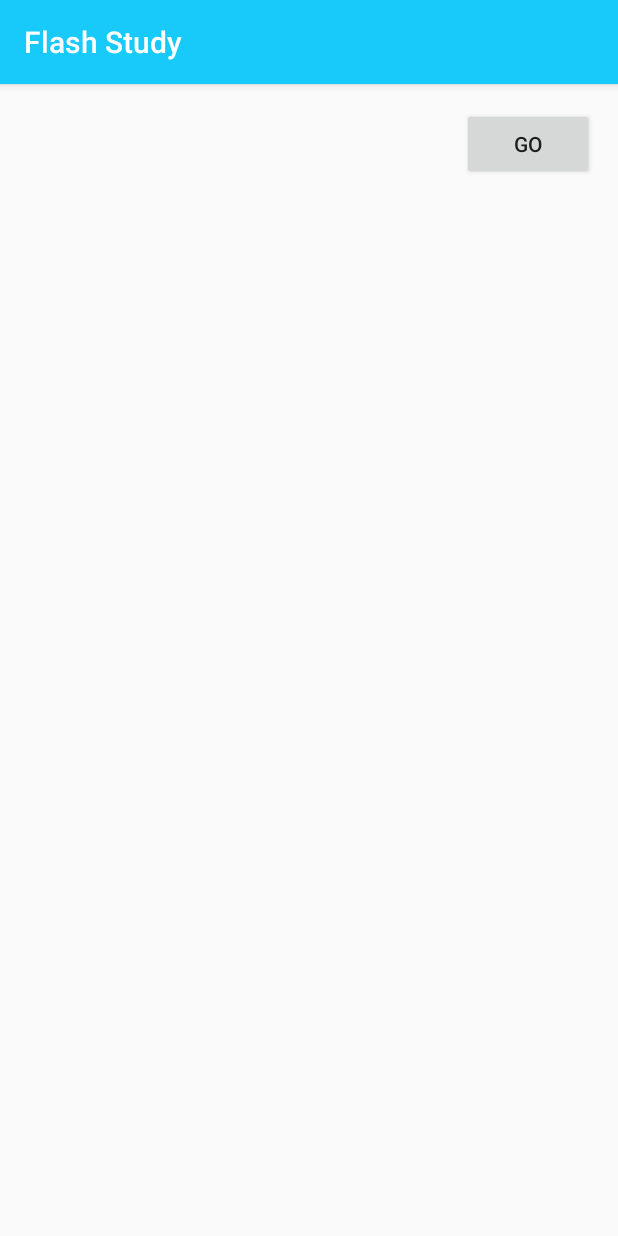
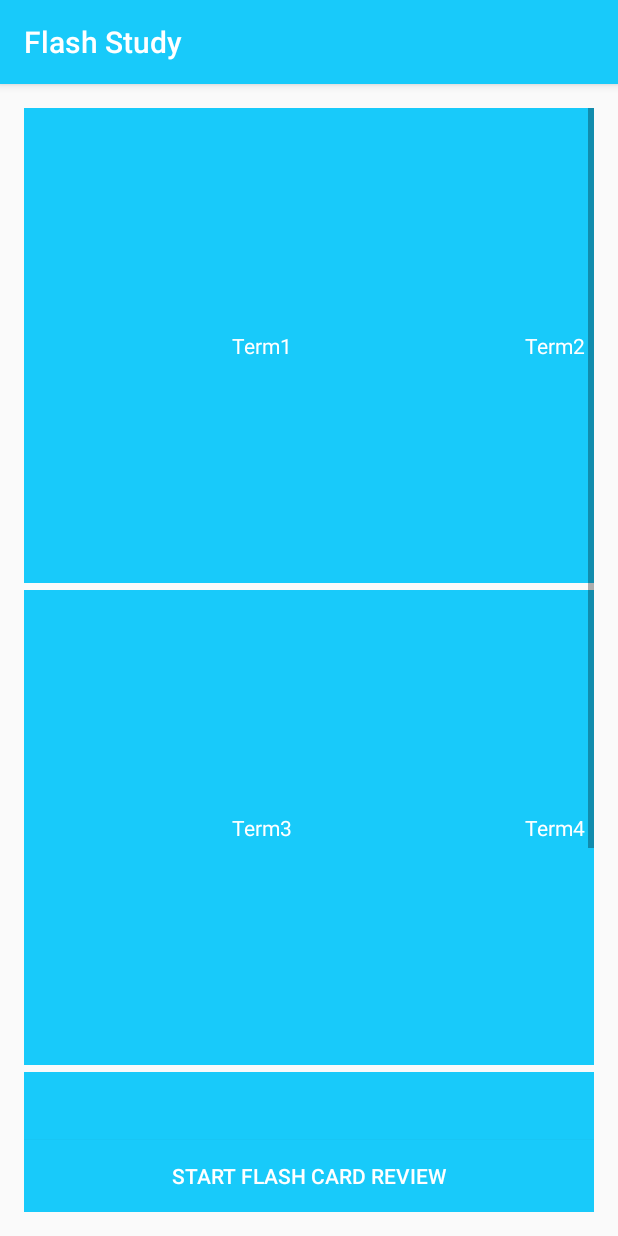
Before and after one commit to apache78/Flash-Study, an Android app: the fragment FlashCardActivityFragment shown on its own in the app's theme, on a phone screen of 412 x 824 dp. Run offline under Robolectric (Android 15) with nearby library versions, the light colour scheme and no system bars.

Commit message:
updated all uis

```diff
--- /dev/null
+++ b/app/src/main/java/edu/washington/apache78/FlashStudy/fragments/CardAdapter.java
@@ -0,0 +1,53 @@
+package edu.washington.apache78.FlashStudy.fragments;
+
+import android.content.Context;
+import android.graphics.Color;
+import android.view.Gravity;
+import android.view.View;
+import android.view.ViewGroup;
+import android.widget.BaseAdapter;
+import android.widget.GridView;
+import android.widget.TextView;
+
+import edu.washington.apache78.FlashStudy.R;
+
+/**
+ * Created by apache78 on 6/8/2015.
+ */
+public class CardAdapter extends BaseAdapter {
+    Context mContext;
+    String[] Terms = new String[] {"Term1", "Term2", "Term3","Term4","Term5","Term6"};
+    public CardAdapter(Context context) {
+        mContext = context;
+    }
+    @Override
+    public int getCount() {
+        return Terms.length;
+    }
+
+    @Override
+    public Object getItem(int position) {
+        return Terms[position];
+    }
+
+    @Override
+    public long getItemId(int position) {
+        return 0;
+    }
+
+    @Override
+    public View getView(int position, View convertView, ViewGroup parent) {
+        TextView tv;
+        if(convertView == null){
+            tv = new TextView(mContext);
+            tv.setLayoutParams(new GridView.LayoutParams(475,475));
+        }else{
+            tv = (TextView) convertView;
+        }
+        tv.setBackgroundResource(R.color.main_app_color);
+        tv.setTextColor(Color.WHITE);
+        tv.setGravity(Gravity.CENTER);
+        tv.setText(Terms[position]);
+        return tv;
+    }
+}
--- a/app/src/main/java/edu/washington/apache78/FlashStudy/fragments/FlashCardActivityFragment.java
+++ b/app/src/main/java/edu/washington/apache78/FlashStudy/fragments/FlashCardActivityFragment.java
@@ -2,12 +2,17 @@ package edu.washington.apache78.FlashStudy.fragments;
 
 import android.app.Fragment;
 import android.os.Bundle;
-import android.view.*;
+import android.view.LayoutInflater;
+import android.view.View;
+import android.view.ViewGroup;
+import android.widget.AdapterView;
 import android.widget.Button;
+import android.widget.GridView;
 
 import edu.washington.apache78.FlashStudy.R;
-import edu.washington.apache78.FlashStudy.includes.*;
-import edu.washington.apache78.FlashStudy.models.*;
+import edu.washington.apache78.FlashStudy.includes.NoteProgress;
+import edu.washington.apache78.FlashStudy.includes.NotesManager;
+import edu.washington.apache78.FlashStudy.models.Note;
 
 /**
  * A placeholder fragment containing a simple view.
@@ -21,12 +26,23 @@ public class FlashCardActivityFragment extends Fragment {
 	public View onCreateView(LayoutInflater inflater, ViewGroup container,
 							 Bundle savedInstanceState) {
 		View v = inflater.inflate(R.layout.fragment_flash_card, container, false);
+		//retrieve the list of terms, either here or in CardAdapter;
 
-		((Button)v.findViewById(R.id.startFlashCard)).setOnClickListener(new View.OnClickListener() {
+
+		final GridView gridview = (GridView) v.findViewById(R.id.gridView);
+		gridview.setAdapter(new CardAdapter(getActivity()));
+		gridview.setOnItemClickListener(new AdapterView.OnItemClickListener() {
+			@Override
+			public void onItemClick(AdapterView<?> parent, View view, int position, long id) {
+				String term = (String) (gridview.getItemAtPosition(position));
+
+			}
+		});
+				((Button) v.findViewById(R.id.startFlashCard)).setOnClickListener(new View.OnClickListener() {
 					@Override
 					public void onClick(View v) {
 						NotesManager nm = NotesManager.getInstance();
-				if(nm.getNotes().size() > 0) {
+						if (nm.getNotes().size() > 0) {
 							Note a = nm.getNotes().get(0);
 							NoteProgress progress = new NoteProgress(nm.getNotes().get(0));
 							Bundle bundle = new Bundle();
--- a/app/src/main/res/layout/fragment_definition.xml
+++ b/app/src/main/res/layout/fragment_definition.xml
@@ -5,6 +5,9 @@
 
     <!-- TODO: Update blank fragment layout -->
     <TextView android:layout_width="match_parent" android:layout_height="match_parent"
-        android:text="@string/hello_blank_fragment" />
+        android:id="@+id/definitionText"
+        android:gravity="center"
+        android:text="Definition"
+        android:textSize="35dp" />
 
 </FrameLayout>
--- a/app/src/main/res/layout/fragment_flash_card.xml
+++ b/app/src/main/res/layout/fragment_flash_card.xml
@@ -7,11 +7,34 @@
     tools:context="edu.washington.apache78.FlashStudy.fragments.FlashCardActivityFragment">
 
     <Button
-        android:layout_width="wrap_content"
+        android:layout_width="match_parent"
         android:layout_height="wrap_content"
-        android:text="Go"
+        android:text="Start Flash Card Review"
         android:id="@+id/startFlashCard"
+        android:background="@color/main_app_color"
+        android:layout_alignParentBottom="true"
+        android:layout_centerHorizontal="true"
+        android:textColor="#FFFFFF" />
+
+    <GridLayout
+        android:layout_width="match_parent"
+        android:layout_height="match_parent"
         android:layout_alignParentTop="true"
-        android:layout_alignParentRight="true"
-        android:layout_alignParentEnd="true"/>
+        android:layout_centerHorizontal="true"
+        android:layout_above="@+id/startFlashCard">
+
+        <GridView
+            android:layout_width="wrap_content"
+            android:layout_height="wrap_content"
+            android:id="@+id/gridView"
+            android:layout_row="0"
+            android:layout_column="11"
+            android:columnWidth="200dp"
+            android:numColumns="2"
+            android:stretchMode="columnWidth"
+            android:textAlignment="center"
+            android:verticalSpacing="5dp"
+            android:horizontalSpacing="10dp"
+            android:transitionGroup="false" />
+    </GridLayout>
 </RelativeLayout>
```
Also changed, not shown: app/src/main/java/edu/washington/apache78/FlashStudy/activities/FlashCardActivity.java (+24 -1 lines), app/src/main/java/edu/washington/apache78/FlashStudy/activities/MainActivity.java (+32 -3 lines), app/src/main/res/layout/activity_main.xml (+17 -5 lines), app/src/main/res/layout/fragment_term.xml (+6 -4 lines), app/src/main/res/layout/simple_list_item.xml (added, +9 -0 lines). Lines whose indentation alone changed are shown as unchanged.
